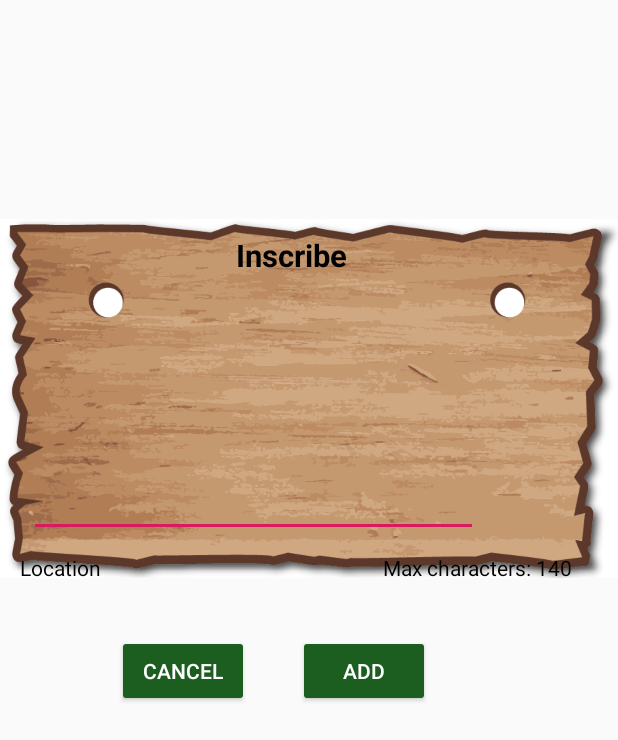
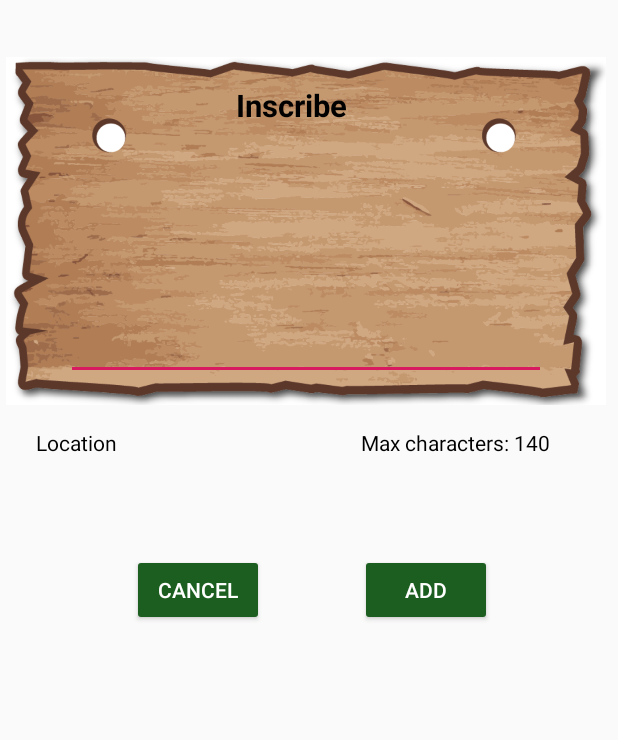
Before and after one commit to clundstrom/Inscriber, an Android app: the layout add_ins_dialog.xml on its own in the app's theme, with its tools: preview values and no code run, on a phone screen of 412 x 824 dp. Shown: the top 740 px of the screen. Run offline under Robolectric (Android 15) with nearby library versions, the phone set to English and light mode, and no system bars; Roboto replaces fonts that are not available here.

Commit message:
fixed modal help margins

```diff
--- a/app/src/main/res/layout/add_ins_dialog.xml
+++ b/app/src/main/res/layout/add_ins_dialog.xml
@@ -7,8 +7,10 @@
 
     <ImageView
         android:id="@+id/imageView2"
-        android:layout_width="wrap_content"
-        android:layout_height="wrap_content"
+        android:layout_width="400dp"
+        android:layout_height="300dp"
+        android:layout_marginStart="4dp"
+        android:layout_marginTop="4dp"
         app:layout_constraintStart_toStartOf="parent"
         app:layout_constraintTop_toTopOf="parent"
         app:srcCompat="@drawable/sign1" />
@@ -17,7 +19,7 @@
         android:id="@+id/add_ins_title"
         android:layout_width="@dimen/_74sdp"
         android:layout_height="@dimen/_24sdp"
-        android:layout_marginTop="@dimen/_120sdp"
+        android:layout_marginTop="56dp"
         android:text="Inscribe"
         android:textSize="@dimen/_16ssp"
         android:textStyle="bold"
@@ -30,8 +32,8 @@
         android:id="@+id/add_ins_add"
         android:layout_width="wrap_content"
         android:layout_height="wrap_content"
-        android:layout_marginStart="@dimen/_25sdp"
-        android:layout_marginTop="@dimen/_50sdp"
+        android:layout_marginStart="64dp"
+        android:layout_marginTop="116dp"
         android:text="Add"
         android:textColor="@color/buttonText"
         app:layout_constraintStart_toEndOf="@+id/add_ins_cancel"
@@ -41,8 +43,8 @@
         android:id="@+id/add_ins_cancel"
         android:layout_width="wrap_content"
         android:layout_height="wrap_content"
-        android:layout_marginStart="@dimen/_60sdp"
-        android:layout_marginTop="@dimen/_50sdp"
+        android:layout_marginStart="88dp"
+        android:layout_marginTop="116dp"
         android:text="Cancel"
         android:textColor="@color/buttonText"
         app:layout_constraintStart_toStartOf="parent"
@@ -52,32 +54,32 @@
         android:id="@+id/add_ins_max_char"
         android:layout_width="@dimen/_110sdp"
         android:layout_height="@dimen/_35sdp"
-        android:layout_marginTop="@dimen/_8sdp"
-        android:layout_marginEnd="@dimen/_10sdp"
+        android:layout_marginTop="32dp"
+        android:layout_marginEnd="28dp"
         android:text="Max characters: 140"
         app:layout_constraintEnd_toEndOf="parent"
         app:layout_constraintTop_toBottomOf="@+id/add_ins_msg" />
 
     <TextView
         android:id="@+id/add_ins_location"
-        android:layout_width="wrap_content"
-        android:layout_height="wrap_content"
-        android:layout_marginStart="@dimen/_10sdp"
-        android:layout_marginTop="@dimen/_8sdp"
+        android:layout_width="138dp"
+        android:layout_height="69dp"
+        android:layout_marginStart="24dp"
+        android:layout_marginTop="32dp"
         android:text="Location"
         app:layout_constraintStart_toStartOf="parent"
         app:layout_constraintTop_toBottomOf="@+id/add_ins_msg" />
 
     <EditText
         android:id="@+id/add_ins_msg"
-        android:layout_width="@dimen/_230sdp"
-        android:layout_height="@dimen/_125sdp"
-        android:layout_marginStart="@dimen/_15sdp"
-        android:layout_marginTop="@dimen/_30sdp"
+        android:layout_width="320dp"
+        android:layout_height="153dp"
+        android:layout_marginStart="40dp"
+        android:layout_marginTop="44dp"
         android:ems="10"
-        android:maxLength="140"
         android:gravity="start|top"
         android:inputType="textMultiLine"
+        android:maxLength="140"
         app:layout_constraintStart_toStartOf="@+id/imageView2"
         app:layout_constraintTop_toTopOf="@+id/add_ins_title" />
 
```
Also changed, not shown: app/src/main/res/layout/modal_help.xml (+12 -9 lines).
